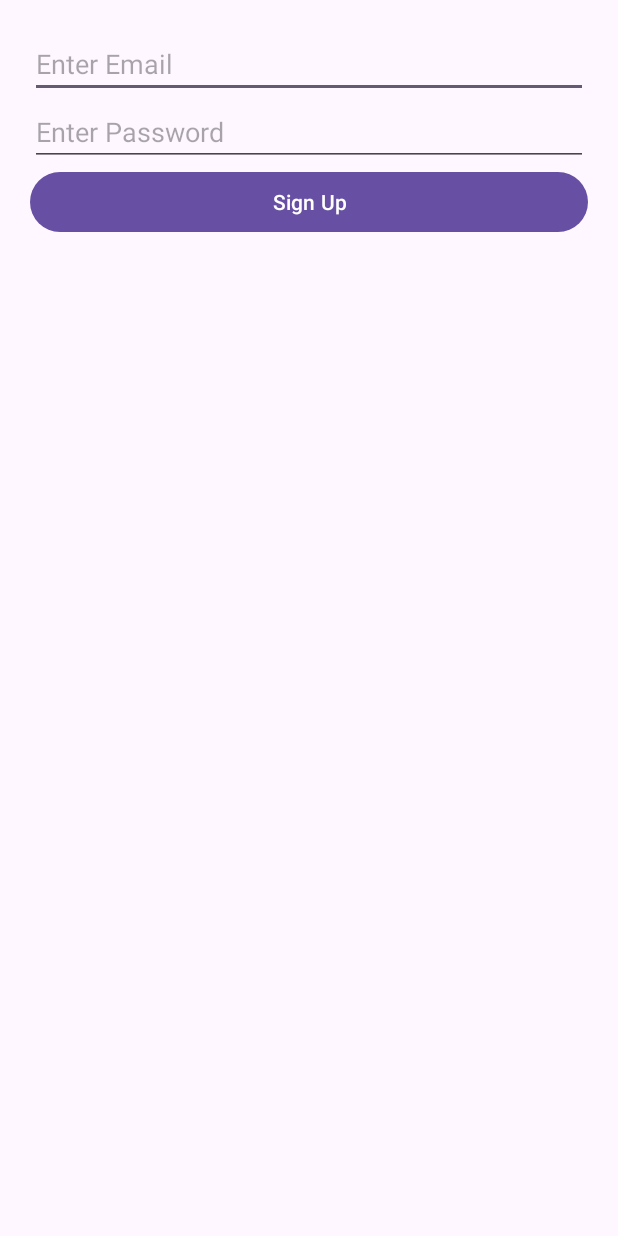
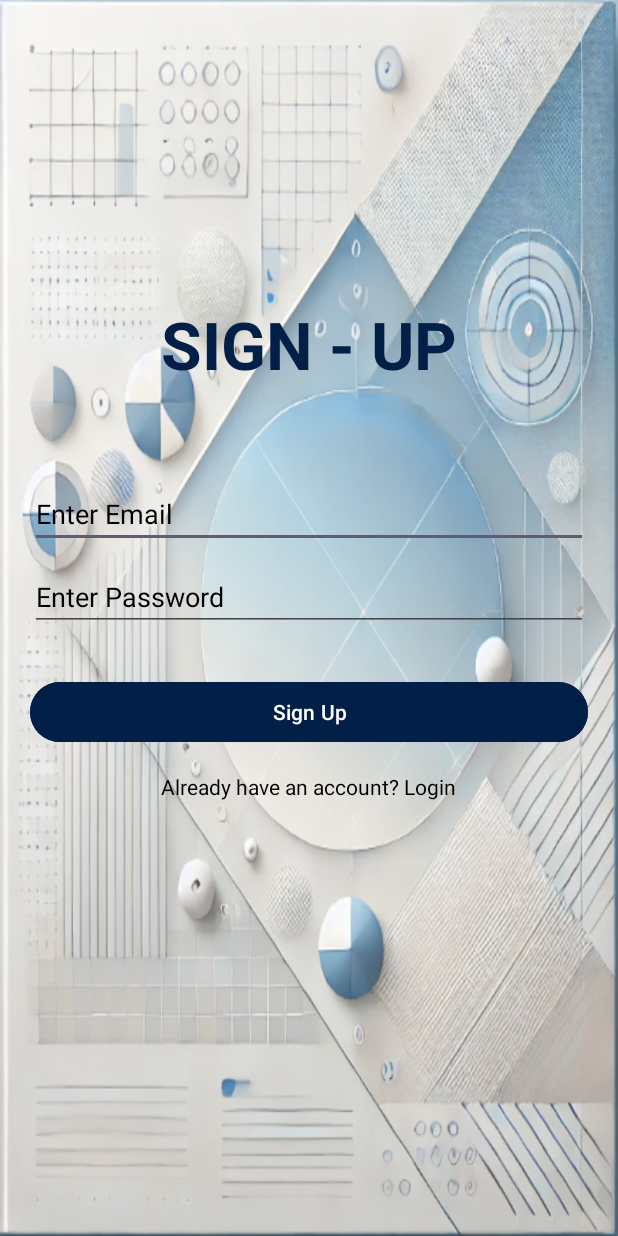
Before and after one commit to janhviwadhwa/campushubhackthon, an Android app: the screen it shows after launch (SignUp), on a phone screen of 412 x 824 dp. Run offline under Robolectric (Android 15) with nearby library versions, the phone set to English and light mode, and no system bars; our stand-ins replace Firebase (no records; nobody signed in at launch, a user with empty details on screens opened directly).

Commit message:
login & signup ui

```diff
--- a/app/src/main/res/layout/activity_sign_up.xml
+++ b/app/src/main/res/layout/activity_sign_up.xml
@@ -2,13 +2,29 @@
     android:layout_width="match_parent"
     android:layout_height="match_parent"
     android:orientation="vertical"
-    android:padding="20dp">
+    android:padding="20dp"
+    android:background="@drawable/backgroundd">
+
+    <TextView
+        android:id="@+id/tvSignUpTitle"
+        android:layout_width="wrap_content"
+        android:layout_height="60dp"
+        android:layout_gravity="center"
+        android:layout_marginBottom="20dp"
+        android:text="SIGN - UP"
+        android:textColor="#021F47"
+        android:layout_marginTop="180sp"
+        android:textSize="44sp"
+        android:textStyle="bold" />
 
     <EditText
         android:id="@+id/editTextEmail"
         android:layout_width="match_parent"
         android:layout_height="wrap_content"
         android:hint="Enter Email"
+        android:layout_marginTop="40sp"
+        android:textColor="@color/black"
+        android:textColorHint="@color/black"
         android:inputType="textEmailAddress" />
 
     <EditText
@@ -16,17 +32,31 @@
         android:layout_width="match_parent"
         android:layout_height="wrap_content"
         android:hint="Enter Password"
-        android:inputType="textPassword" />
+        android:textColor="@color/black"
+        android:textColorHint="@color/black"
+        android:inputType="textPassword"
+        android:layout_marginTop="10dp"/>
 
     <Button
         android:id="@+id/btnSignUp"
         android:layout_width="match_parent"
         android:layout_height="wrap_content"
-        android:text="Sign Up" />
-
+        android:text="Sign Up"
+        android:backgroundTint="#021F47"
+        android:layout_marginTop="30sp"/>
+    <TextView
+        android:id="@+id/logintxtbtn"
+        android:layout_width="wrap_content"
+        android:layout_height="wrap_content"
+        android:layout_gravity="center"
+        android:layout_marginTop="16dp"
+        android:text="Already have an account? Login"
+        android:textColor="@color/black" />
     <ProgressBar
         android:id="@+id/progressBar"
         android:layout_width="wrap_content"
         android:layout_height="wrap_content"
-        android:visibility="gone" />
+        android:visibility="gone"
+        android:layout_gravity="center"
+        android:layout_marginTop="20dp"/>
 </LinearLayout>
```
Also changed, not shown: app/src/main/res/layout/activity_login.xml (+28 -5 lines).
